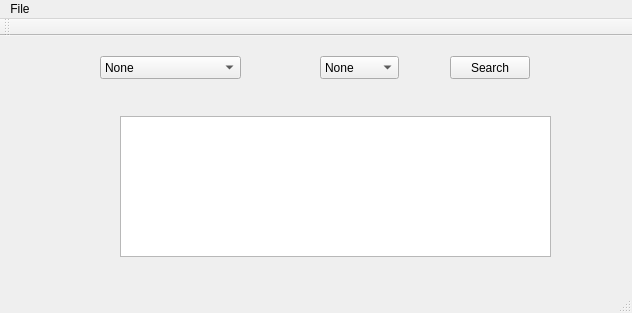
kariminf/assajjaa, file Assajjaa/mainwindow.ui: the form before one commit.
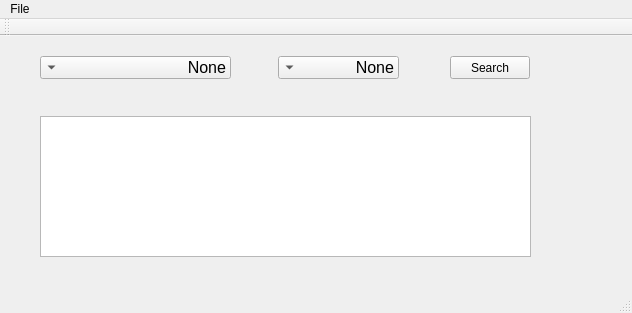
The form after the commit.

```diff
--- a/Assajjaa/mainwindow.ui
+++ b/Assajjaa/mainwindow.ui
@@ -30,12 +30,20 @@
    <widget class="QComboBox" name="qafia">
     <property name="geometry">
      <rect>
-      <x>320</x>
+      <x>278</x>
       <y>20</y>
-      <width>79</width>
+      <width>121</width>
       <height>23</height>
      </rect>
     </property>
+    <property name="font">
+     <font>
+      <pointsize>12</pointsize>
+     </font>
+    </property>
+    <property name="layoutDirection">
+     <enum>Qt::RightToLeft</enum>
+    </property>
     <item>
      <property name="text">
       <string>None</string>
@@ -60,12 +68,20 @@
    <widget class="QComboBox" name="wazn">
     <property name="geometry">
      <rect>
-      <x>100</x>
+      <x>40</x>
       <y>20</y>
-      <width>141</width>
+      <width>191</width>
       <height>23</height>
      </rect>
     </property>
+    <property name="font">
+     <font>
+      <pointsize>12</pointsize>
+     </font>
+    </property>
+    <property name="layoutDirection">
+     <enum>Qt::RightToLeft</enum>
+    </property>
     <item>
      <property name="text">
       <string>None</string>
@@ -80,12 +96,20 @@
    <widget class="QListWidget" name="res">
     <property name="geometry">
      <rect>
-      <x>120</x>
+      <x>40</x>
       <y>80</y>
-      <width>431</width>
+      <width>491</width>
       <height>141</height>
      </rect>
     </property>
+    <property name="font">
+     <font>
+      <pointsize>16</pointsize>
+     </font>
+    </property>
+    <property name="layoutDirection">
+     <enum>Qt::RightToLeft</enum>
+    </property>
    </widget>
   </widget>
   <widget class="QMenuBar" name="menuBar">
```
Left out of the diff: 20 changed lines with no effect on the pictures.
